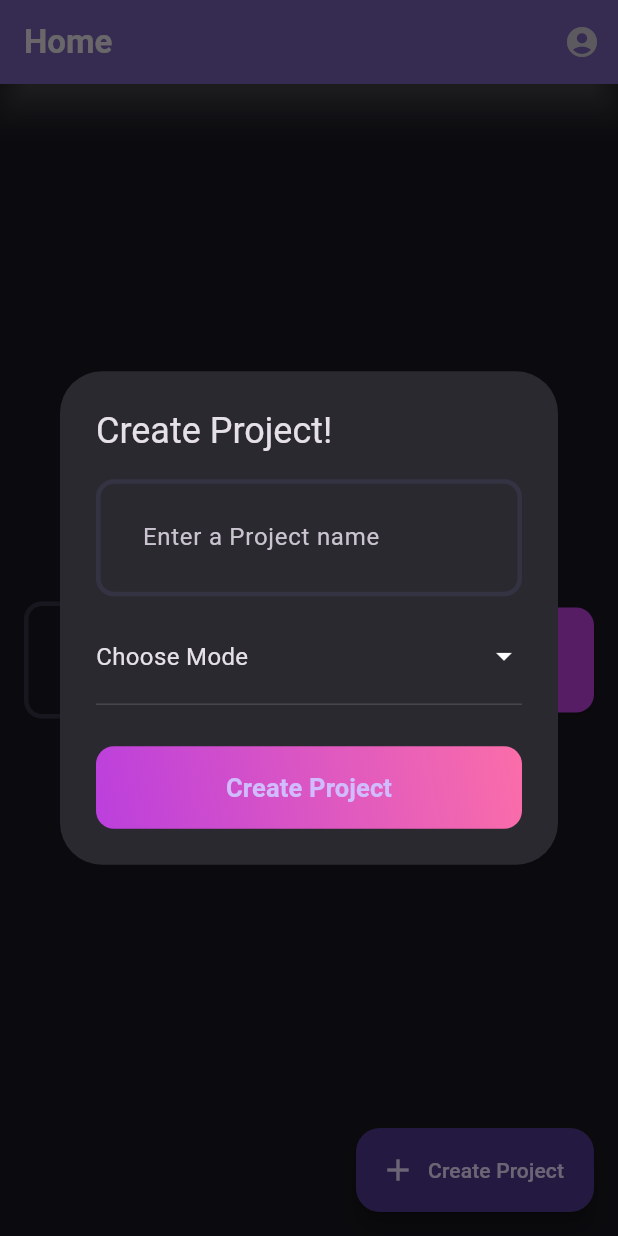
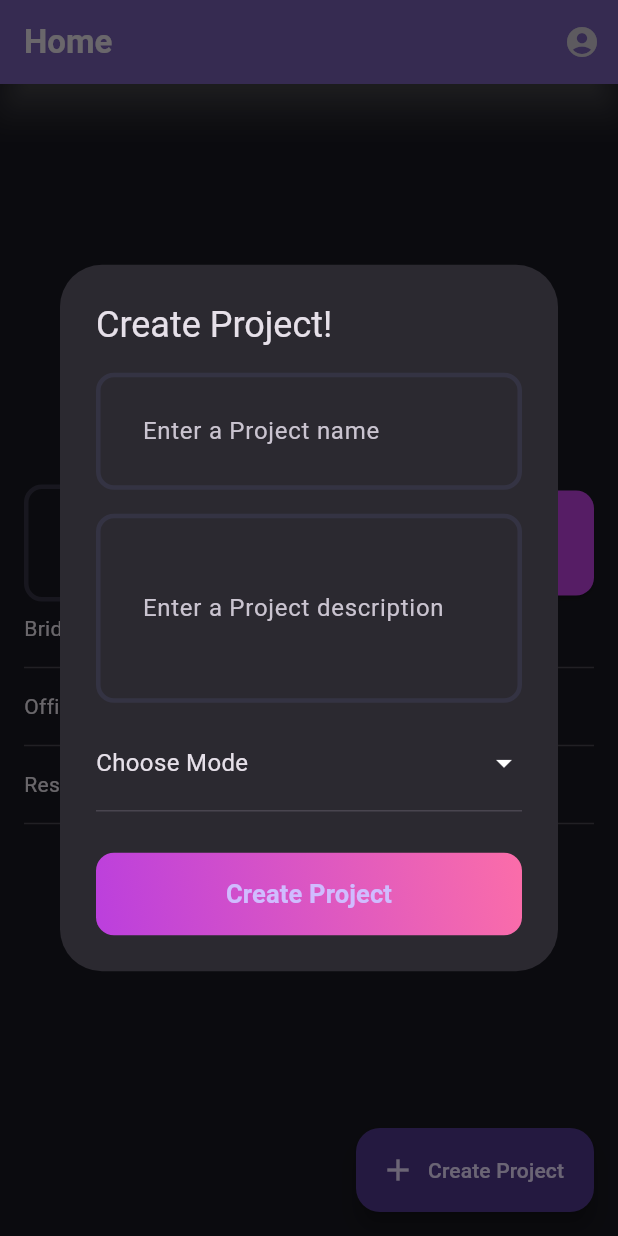
Before and after one commit to Olaoluwa99/site_board, a Flutter app: the screen it shows after launch, after a tap on "Create Project", on a phone screen of 412 x 824 dp. Run offline on Flutter 3.47's test engine with Material 3 defaults, Android fonts, the phone set to English and light mode, and no system bars; our stand-ins replace dotted_border, flutter_bloc, fpdart, get_it, hive, image_picker and 2 more; accounts and stored records are empty.

Commit message:
Backed Setup V3

```diff
--- a/lib/feature/projectSection/domain/repositories/project_repository.dart
+++ b/lib/feature/projectSection/domain/repositories/project_repository.dart
@@ -13,7 +13,7 @@ abstract interface class ProjectRepository {
     required bool isUpdate,
     required bool isCoverImage,
     required bool isDailyLogIncluded,
-    required File image,
+    required File? image,
     required List<File?> taskImageList,
   });
 
--- a/lib/feature/projectSection/domain/useCases/upload_project.dart
+++ b/lib/feature/projectSection/domain/useCases/upload_project.dart
@@ -27,11 +27,11 @@ class UploadProject implements UserCase<Project, UploadProjectParams> {
 
 class UploadProjectParams {
   final Project project;
-  final DailyLog dailyLog;
+  final DailyLog? dailyLog;
   final bool isUpdate;
   final bool isCoverImage;
   final bool isDailyLogIncluded;
-  final File coverImage;
+  final File? coverImage;
   final List<File?> taskImageList;
 
   UploadProjectParams({
--- a/lib/feature/projectSection/presentation/bloc/project_bloc.dart
+++ b/lib/feature/projectSection/presentation/bloc/project_bloc.dart
@@ -1,4 +1,5 @@
 import 'dart:io';
+
 import 'package:flutter/cupertino.dart';
 import 'package:flutter_bloc/flutter_bloc.dart';
 
@@ -6,6 +7,7 @@ import '../../domain/entities/daily_log.dart';
 import '../../domain/entities/project.dart';
 import '../../domain/useCases/get_all_projects.dart';
 import '../../domain/useCases/upload_project.dart';
+import '../../rough_project.dart';
 
 part 'project_event.dart';
 part 'project_state.dart';
@@ -14,8 +16,14 @@ class ProjectBloc extends Bloc<ProjectEvent, ProjectState> {
   final UploadProject _uploadProject;
   final GetAllProjects _getAllProjects;
 
-  ProjectBloc({required UploadProject uploadProject, required GetAllProjects getAllProjects})
-    : _uploadProject = uploadProject,
+  // ✅ Testing mode
+  final bool useDummyData;
+
+  ProjectBloc({
+    required UploadProject uploadProject,
+    required GetAllProjects getAllProjects,
+    this.useDummyData = false,
+  }) : _uploadProject = uploadProject,
        _getAllProjects = getAllProjects,
        super(ProjectInitial()) {
     on<ProjectEvent>((event, emit) => emit(ProjectLoading()));
@@ -32,8 +40,8 @@ class ProjectBloc extends Bloc<ProjectEvent, ProjectState> {
         isCoverImage: event.isCoverImage,
         isDailyLogIncluded: event.isDailyLogIncluded,
         coverImage: event.coverImage,
-          taskImageList: event.taskImageList
-      )
+        taskImageList: event.taskImageList,
+      ),
     );
     response.fold(
       (l) => emit(ProjectFailure(l.message)),
@@ -41,11 +49,83 @@ class ProjectBloc extends Bloc<ProjectEvent, ProjectState> {
     );
   }
 
-  void _onGetAllProjects(ProjectGetAllProjects event, Emitter<ProjectState> emit) async {
-    final response = await _getAllProjects(GetAllProjectsParams(userId: event.userId));
+  void _onGetAllProjects(
+    ProjectGetAllProjects event,
+    Emitter<ProjectState> emit,
+  ) async {
+    if (useDummyData) {
+      // ✅ Return Dummy Projects
+      emit(ProjectRetrieveSuccess(_getDummyProjects()));
+      return;
+    }
+
+    final response = await _getAllProjects(
+      GetAllProjectsParams(userId: event.userId),
+    );
     response.fold(
       (l) => emit(ProjectFailure(l.message)),
       (r) => emit(ProjectRetrieveSuccess(r)),
     );
   }
+
+  // ✅ Dummy Projects
+  List<Project> _getDummyProjects() {
+    return getDummyProjects();
   }
+}
+
+/*
+class ProjectBloc extends Bloc<ProjectEvent, ProjectState> {
+  final UploadProject _uploadProject;
+  final GetAllProjects _getAllProjects;
+
+  ProjectBloc({
+    required UploadProject uploadProject,
+    required GetAllProjects getAllProjects,
+  }) : _uploadProject = uploadProject,
+       _getAllProjects = getAllProjects,
+       super(ProjectInitial()) {
+    on<ProjectEvent>((event, emit) => emit(ProjectLoading()));
+    on<ProjectUpload>(_onProjectUpload);
+    on<ProjectGetAllProjects>(_onGetAllProjects);
+  }
+
+  void _onProjectUpload(ProjectUpload event, Emitter<ProjectState> emit) async {
+    final response = await _uploadProject(
+      UploadProjectParams(
+        project: event.project,
+        dailyLog: event.dailyLog,
+        isUpdate: event.isUpdate,
+        isCoverImage: event.isCoverImage,
+        isDailyLogIncluded: event.isDailyLogIncluded,
+        coverImage: event.coverImage,
+        taskImageList: event.taskImageList,
+      ),
+    );
+    response.fold(
+      (l) => emit(ProjectFailure(l.message)),
+      (r) => emit(ProjectUploadSuccess()),
+    );
+  }
+
+  void _onGetAllProjects(
+    ProjectGetAllProjects event,
+    Emitter<ProjectState> emit,
+  ) async {
+    final response = await _getAllProjects(
+      GetAllProjectsParams(userId: event.userId),
+    );
+    response.fold(
+      (l) => emit(ProjectFailure(l.message)),
+      (r) => emit(ProjectRetrieveSuccess(r)),
+    );
+  }
+
+  void _onGetFalseProjects(
+    ProjectGetFalseProjects event,
+    Emitter<ProjectState> emit,
+  ) {
+    emit(ProjectRetrieveSuccess([Project(projectName: '', creatorId: '')]));
+  }
+}
+*/
--- a/lib/feature/projectSection/presentation/bloc/project_event.dart
+++ b/lib/feature/projectSection/presentation/bloc/project_event.dart
@@ -5,11 +5,11 @@ sealed class ProjectEvent {}
 
 final class ProjectUpload extends ProjectEvent {
   final Project project;
-  final DailyLog dailyLog;
+  final DailyLog? dailyLog;
   final bool isUpdate;
   final bool isCoverImage;
   final bool isDailyLogIncluded;
-  final File coverImage;
+  final File? coverImage;
   final List<File?> taskImageList;
 
   ProjectUpload({
--- a/lib/feature/projectSection/presentation/pages/CreateProject.dart
+++ b/lib/feature/projectSection/presentation/pages/create_project.dart
@@ -1,11 +1,12 @@
 import 'package:flutter/material.dart';
 import 'package:site_board/core/common/widgets/gradient_button.dart';
 import 'package:site_board/core/utils/show_snackbar.dart';
+import 'package:site_board/feature/projectSection/domain/entities/project.dart';
 
 import '../widgets/field_editor.dart';
 
 class CreateProjectDialog extends StatefulWidget {
-  final void Function(String selectedName, String outputModes) onCompleted;
+  final void Function(Project project) onCompleted;
   const CreateProjectDialog({required this.onCompleted, super.key});
 
   @override
@@ -13,7 +14,9 @@ class CreateProjectDialog extends StatefulWidget {
 }
 
 class _CreateProjectDialogState extends State<CreateProjectDialog> {
-  final TextEditingController _textController = TextEditingController();
+  final TextEditingController _projectNameController = TextEditingController();
+  final TextEditingController _projectDescriptionController =
+      TextEditingController();
   String? selectedMode;
 
   List<String> modes = ['None', 'Password', 'Approval by Admin'];
@@ -21,7 +24,8 @@ class _CreateProjectDialogState extends State<CreateProjectDialog> {
 
   @override
   void dispose() {
-    _textController.dispose();
+    _projectNameController.dispose();
+    _projectDescriptionController.dispose();
     super.dispose();
   }
 
@@ -34,7 +38,13 @@ class _CreateProjectDialogState extends State<CreateProjectDialog> {
         children: [
           FieldEditor(
             hintText: 'Enter a Project name',
-            controller: _textController,
+            controller: _projectNameController,
+          ),
+          SizedBox(height: 16),
+          FieldEditor(
+            hintText: 'Enter a Project description',
+            controller: _projectDescriptionController,
+            minLines: 3,
           ),
           SizedBox(height: 16),
 
@@ -101,8 +111,22 @@ class _CreateProjectDialogState extends State<CreateProjectDialog> {
                 });
               } else {
                 // Close dialog
-                if (_textController.text.isNotEmpty && selectedMode != null) {
-                  widget.onCompleted(_textController.text, selectedMode!);
+                if (_projectNameController.text.isNotEmpty &&
+                    _projectDescriptionController.text.isNotEmpty &&
+                    selectedMode != null) {
+                  widget.onCompleted(
+                    Project(
+                      projectName: _projectNameController.text,
+                      creatorId: '12345',
+                      createdDate: DateTime.now(),
+                      endDate: DateTime.now(),
+                      lastUpdated: DateTime.now(),
+                      isActive: true,
+                      dailyLogs: [],
+                      description: _projectDescriptionController.text,
+                      projectLink: 'https://site-board.com/project1/',
+                    ),
+                  );
                   Navigator.of(context).pop();
                 } else {
                   showSnackBar(
--- a/lib/feature/projectSection/presentation/pages/home_page.dart
+++ b/lib/feature/projectSection/presentation/pages/home_page.dart
@@ -1,9 +1,14 @@
 import 'package:flutter/material.dart';
+import 'package:flutter_bloc/flutter_bloc.dart';
 import 'package:site_board/feature/auth/presentation/pages/login_page.dart';
+import 'package:site_board/feature/projectSection/presentation/bloc/project_bloc.dart';
 import 'package:site_board/feature/projectSection/presentation/pages/project_home_page.dart';
 
+import '../../../../core/common/widgets/loader.dart';
+import '../../../../core/utils/show_snackbar.dart';
+import '../../domain/entities/project.dart';
 import '../widgets/activate_field_editor.dart';
-import 'CreateProject.dart';
+import 'create_project.dart';
 
 class HomePage extends StatefulWidget {
   static route() => MaterialPageRoute(builder: (context) => const HomePage());
@@ -16,14 +21,22 @@ class HomePage extends StatefulWidget {
 class _HomePageState extends State<HomePage> {
   final formKey = GlobalKey<FormState>();
   final TextEditingController linkController = TextEditingController();
+  bool showExtra = false;
+
+  @override
+  void initState() {
+    super.initState();
+    context.read<ProjectBloc>().add(ProjectGetAllProjects(userId: '12345'));
+    setState(() {});
+  }
 
   void _showCustomDialog() {
     showDialog(
       context: context,
       builder:
           (context) => CreateProjectDialog(
-            onCompleted: (String selectedName, String outputModes) {
-              linkController.text = '$selectedName - $outputModes';
+            onCompleted: (Project project) {
+              linkController.text = project.projectLink ?? '';
             },
           ),
     );
@@ -64,13 +77,82 @@ class _HomePageState extends State<HomePage> {
           children: [
             ActivateFieldEditor(
               onClick: () {
-                Navigator.push(
+                /*Navigator.push(
                   context,
-                  ProjectHomePage.route(linkController.text),
-                );
+                  ProjectHomePage.route(),
+                );*/
               },
               hintText: 'Input a link',
               controller: linkController,
+            ),
+
+            //
+            showExtra ? Divider() : SizedBox.shrink(),
+            showExtra ? SizedBox(height: 8) : SizedBox.shrink(),
+
+            //
+            BlocConsumer<ProjectBloc, ProjectState>(
+              listener: (context, state) {
+                if (state is ProjectFailure) {
+                  showSnackBar(context, state.error);
+                }
+                if (state is ProjectRetrieveSuccess) {
+                  if (state.projects.isEmpty) {
+                    showExtra = false;
+                  } else {
+                    showExtra = true;
+                  }
+                }
+              },
+              builder: (context, state) {
+                if (state is ProjectLoading) {
+                  return const Loader();
+                }
+
+                if (state is ProjectRetrieveSuccess) {
+                  return Column(
+                    children:
+                        state.projects.map((project) {
+                          return InkWell(
+                            onTap: () {
+                              Navigator.push(
+                                context,
+                                ProjectHomePage.route(project),
+                              );
+                            },
+                            child: Column(
+                              crossAxisAlignment: CrossAxisAlignment.start,
+                              spacing: 0.0,
+                              children: [
+                                SizedBox(height: 8),
+                                Text(project.projectName),
+                                SizedBox(height: 8),
+                                Divider(),
+                              ],
+                            ),
+                          );
+                        }).toList(),
+                  );
+                  /*return SizedBox(
+                    child: ListView.builder(
+                      itemCount: state.projects.length,
+                      itemBuilder: (context, index) {
+                        final project = state.projects[index];
+                        return Column(
+                          children: [
+                            Text(project.projectName),
+                            SizedBox(height: 8),
+                            Divider(),
+                            SizedBox(height: 8),
+                          ],
+                        );
+                      },
+                    ),
+                  );*/
+                }
+
+                return const SizedBox();
+              },
             ),
           ],
         ),
--- a/lib/feature/projectSection/presentation/pages/project_home_page.dart
+++ b/lib/feature/projectSection/presentation/pages/project_home_page.dart
@@ -5,23 +5,24 @@ import 'package:site_board/feature/projectSection/presentation/pages/view_log_pa
 
 import '../../../../../core/utils/show_rounded_bottom_sheet.dart';
 import '../../domain/entities/daily_log.dart';
+import '../../domain/entities/project.dart';
 import '../widgets/log_list_item.dart';
 import 'confirm_log_page.dart';
 import 'create_log_page.dart';
 
 class ProjectHomePage extends StatefulWidget {
-  final String titleText;
-  static route(String titleText) => MaterialPageRoute(
-    builder: (context) => ProjectHomePage(titleText: titleText),
+  final Project project;
+  static route(Project project) => MaterialPageRoute(
+    builder: (context) => ProjectHomePage(project: project),
   );
-  const ProjectHomePage({required this.titleText, super.key});
+  const ProjectHomePage({required this.project, super.key});
 
   @override
   State<ProjectHomePage> createState() => _ProjectHomePageState();
 }
 
 class _ProjectHomePageState extends State<ProjectHomePage> {
-  final sampleLog = DailyLog(
+  /*final sampleLog = DailyLog(
     id: '1234',
     dateTimeList: [DateTime.now()],
     numberOfWorkers: 5,
@@ -60,7 +61,7 @@ class _ProjectHomePageState extends State<ProjectHomePage> {
         'The bricklaying team completed 70% of the ground floor internal walls. However, some mortar joints on the eastern partition wall appear uneven and will require correction during inspection. Supervisor notified for follow-up.\n'
         'Rainfall started around 2:45 PM and interrupted concreting works on the external columns. Tarpaulin covers were quickly deployed, but some areas may need surface retouching. Work is scheduled to resume once weather permits.',
     isConfirmed: false,
-  );
+  );*/
 
   final barWidth = 15.0;
 
@@ -69,16 +70,13 @@ class _ProjectHomePageState extends State<ProjectHomePage> {
   @override
   void initState() {
     super.initState();
-    dailyLogsList.add(sampleLog);
-    dailyLogsList.add(sampleLog);
-    dailyLogsList.add(sampleLog);
-    dailyLogsList.add(sampleLog);
+    dailyLogsList.addAll(widget.project.dailyLogs);
   }
 
   @override
   Widget build(BuildContext context) {
     return Scaffold(
-      appBar: AppBar(title: Text(widget.titleText)),
+      appBar: AppBar(title: Text(widget.project.projectName)),
       floatingActionButton: FloatingActionButton.extended(
         onPressed: () {
           showRoundedBottomSheet(
--- /dev/null
+++ b/lib/feature/projectSection/rough_project.dart
@@ -0,0 +1,95 @@
+import 'dart:math';
+
+import 'domain/entities/daily_log.dart';
+import 'domain/entities/project.dart';
+
+List<Project> getDummyProjects() {
+  final now = DateTime.now();
+
+  List<LogTask> makeTasks() {
+    return [
+      LogTask(
+        plannedTask: 'Excavation',
+        percentCompleted: Random().nextDouble(),
+      ),
+      LogTask(
+        plannedTask: 'Rebar Installation',
+        percentCompleted: Random().nextDouble(),
+      ),
+      LogTask(
+        plannedTask: 'Concrete Pouring',
+        percentCompleted: Random().nextDouble(),
+      ),
+      LogTask(plannedTask: 'Formwork', percentCompleted: Random().nextDouble()),
+    ];
+  }
+
+  List<DailyLog> makeDailyLogs(int days) {
+    return List.generate(days, (i) {
+      final date = now.subtract(Duration(days: i));
+      return DailyLog(
+        id: 'log_$i',
+        dateTimeList: [date],
+        numberOfWorkers: 5 + i,
+        weatherCondition: (i % 2 == 0) ? 'Sunny' : 'Cloudy',
+        materialsAvailable: ['Cement', 'Rebar', 'Sand', 'Gravel'],
+        plannedTasks: makeTasks(),
+        startingImageUrl: ['https://example.com/start_img_$i.jpg'],
+        endingImageUrl: ['https://example.com/end_img_$i.jpg'],
+        observations: 'Work progressing well on day ${i + 1}.',
+        isConfirmed: i % 3 == 0,
+        workScore: 50 + Random().nextDouble() * 50,
+        generatedSummary:
+            'Summary of work performed on ${date.toLocal().toString().split(' ')[0]}.',
+      );
+    });
+  }
+
+  return [
+    Project(
+      id: 'project_1',
+      projectName: 'Bridge Construction',
+      creatorId: 'user_123',
+      projectLink: 'https://example.com/projects/1',
+      description: 'Construction of a highway bridge across the river',
+      teamMemberIds: ['user_123', 'user_456', 'user_789'],
+      createdDate: now.subtract(const Duration(days: 30)),
+      endDate: now.add(const Duration(days: 60)),
+      dailyLogs: makeDailyLogs(10),
+      location: 'Location A',
+      isActive: true,
+      lastUpdated: now,
+      coverPhotoUrl: 'https://example.com/cover_1.png',
+    ),
+    Project(
+      id: 'project_2',
+      projectName: 'Office Complex',
+      creatorId: 'user_456',
+      projectLink: 'https://example.com/projects/2',
+      description: 'Construction of a multi-story office complex',
+      teamMemberIds: ['user_456', 'user_101', 'user_202'],
+      createdDate: now.subtract(const Duration(days: 60)),
+      endDate: now.add(const Duration(days: 90)),
+      dailyLogs: makeDailyLogs(10),
+      location: 'Location B',
+      isActive: true,
+      lastUpdated: now,
+      coverPhotoUrl: 'https://example.com/cover_2.png',
+    ),
+    Project(
+      id: 'project_3',
+      projectName: 'Residential Housing Development',
+      creatorId: 'user_789',
+      projectLink: 'https://example.com/projects/3',
+      description: 'Development of a residential housing area',
+      teamMemberIds: ['user_789', 'user_101', 'user_303', 'user_404'],
+      createdDate: now.subtract(const Duration(days: 90)),
+      endDate: now.add(const Duration(days: 120)),
+      dailyLogs: makeDailyLogs(10),
+      location: 'Location C',
+      isActive: false,
+      lastUpdated: now,
+      coverPhotoUrl: 'https://example.com/cover_3.png',
+    ),
+  ];
+}
--- a/lib/init_dependencies.dart
+++ b/lib/init_dependencies.dart
@@ -36,10 +36,10 @@ Future<void> initDependencies() async {
   final appDocsDir = await getApplicationDocumentsDirectory();
   Hive.init(appDocsDir.path);
 
-  final blogBox = await Hive.openBox('projects');
+  final projectBox = await Hive.openBox('projects');
 
   serviceLocator.registerLazySingleton(() => supabase.client);
-  serviceLocator.registerLazySingleton(() => blogBox);
+  serviceLocator.registerLazySingleton(() => projectBox);
   serviceLocator.registerLazySingleton(() => AppUserCubit());
   serviceLocator.registerFactory(() => InternetConnection());
   serviceLocator.registerFactory<ConnectionChecker>(
@@ -92,6 +92,7 @@ void _initProject() {
       () => ProjectBloc(
         uploadProject: serviceLocator(),
         getAllProjects: serviceLocator(),
+        useDummyData: true,
       ),
     );
 }
--- a/lib/main.dart
+++ b/lib/main.dart
@@ -1,5 +1,6 @@
 import 'package:flutter/material.dart';
 import 'package:flutter_bloc/flutter_bloc.dart';
+import 'package:site_board/feature/projectSection/presentation/bloc/project_bloc.dart';
 
 import 'core/common/cubits/app_user/app_user_cubit.dart';
 import 'core/theme/theme.dart';
@@ -15,7 +16,7 @@ void main() async {
       providers: [
         BlocProvider(create: (_) => serviceLocator<AppUserCubit>()),
         BlocProvider(create: (_) => serviceLocator<AuthBloc>()),
-        //BlocProvider(create: (_) => serviceLocator<BlogBloc>()),
+        BlocProvider(create: (_) => serviceLocator<ProjectBloc>()),
       ],
       child: const MyApp(),
     ),
```
Also changed, not shown: lib/feature/projectSection/data/repositories/project_repository_impl.dart (+6 -4 lines). Lines whose indentation alone changed are shown as unchanged.
